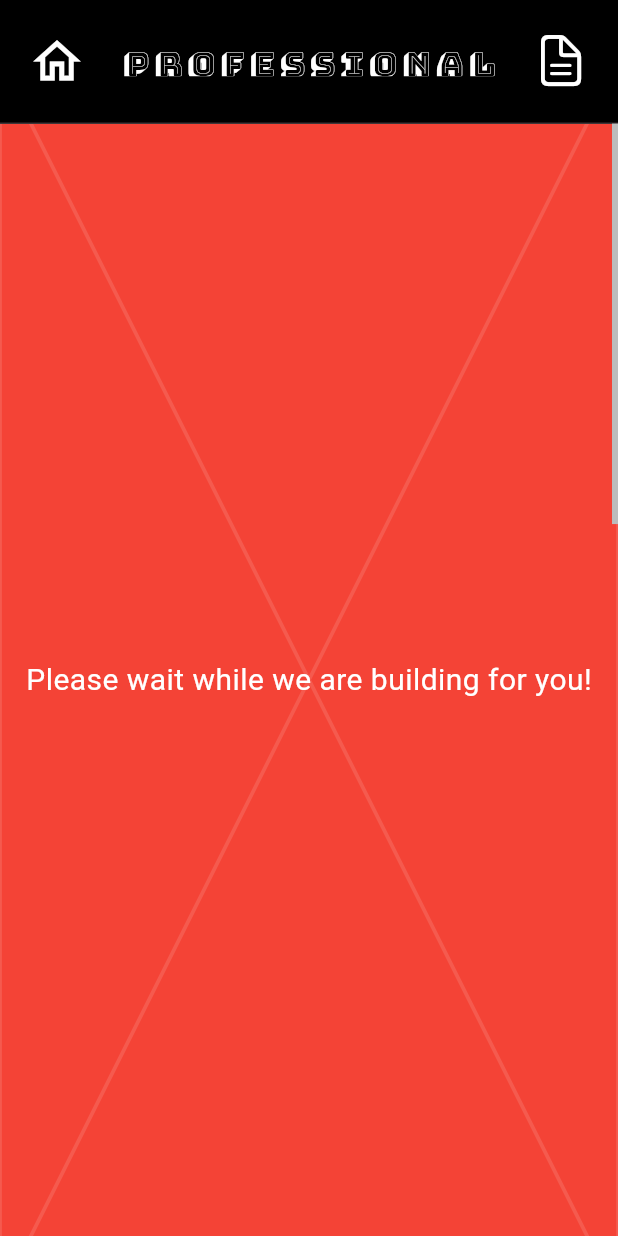
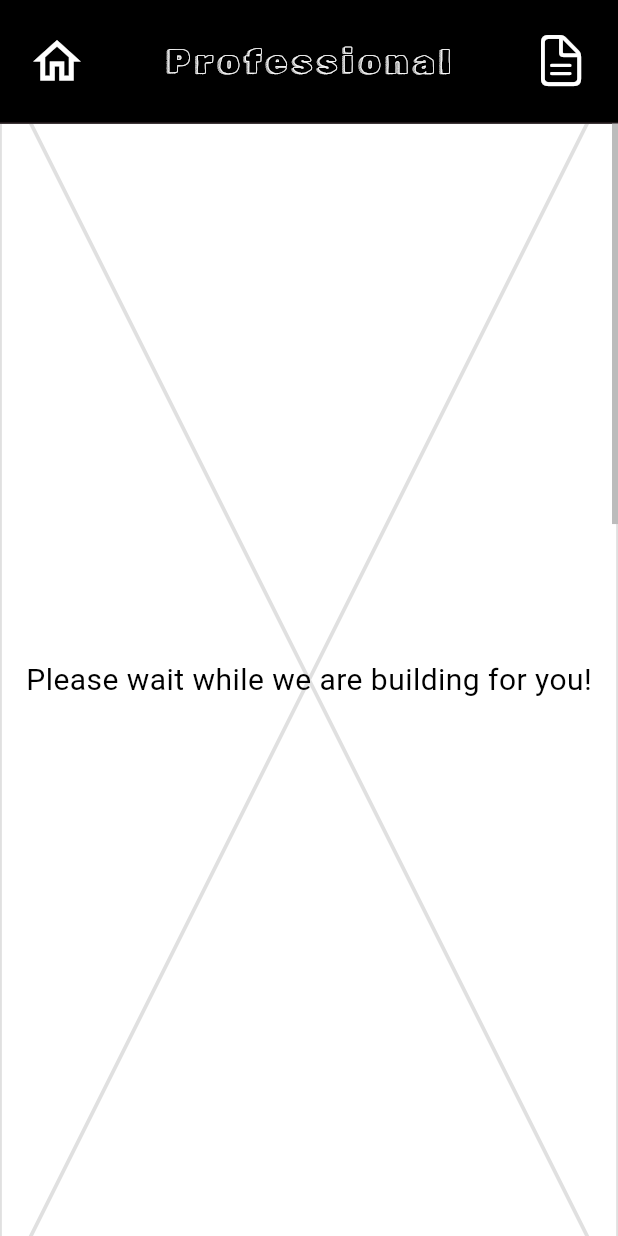
Before and after one commit to siva-ratnakar/home_page, a Flutter app: the ProfessionalPage screen opened by its route, on a phone screen of 412 x 824 dp. Run offline on Flutter 3.47's test engine with Material 3 defaults, Android fonts, the phone set to English and light mode, and no system bars; our stand-ins replace flutter_animate, go_router.

Commit message:
update professional page
- update font of header
- update first container color to white
- refactor some codce
- update cv file name

```diff
--- a/lib/constants/constants.dart
+++ b/lib/constants/constants.dart
@@ -20,8 +20,8 @@ class Constants {
   static const Duration defaultDuration = Duration(milliseconds: 300);
 
   // Professional page related constants
-  static const String siteProfessionalTitleFontFamily = 'BungeeShade';
-  static const String resumePathName = 'Siva_CV.pdf';
+  static const String siteProfessionalTitleFontFamily = 'RubikDoodleShadow';
+  static const String resumePathName = 'cv.pdf';
 
   // Home Life component related constants
   static const lifeFrontImagePath = 'images/life_front.png';
--- a/lib/professional/professional.dart
+++ b/lib/professional/professional.dart
@@ -32,20 +32,27 @@ class ProfessionalPage extends StatelessWidget {
 }
 
 class UnderConstruction extends StatelessWidget {
-  const UnderConstruction({super.key});
+  const UnderConstruction({
+    super.key,
+    this.color = Colors.white12,
+    this.textColor = Colors.white,
+  });
+
+  final Color color;
+  final Color textColor;
 
   @override
   Widget build(BuildContext context) {
-    return const Stack(
+    return Stack(
       children: [
         Placeholder(
-          color: Colors.white12,
+          color: color,
         ),
         Center(
           child: Text(
             'Please wait while we are building for you!',
             style: TextStyle(
-              color: Colors.white,
+              color: textColor,
               fontSize: 16,
             ),
           ),
--- a/lib/professional/src/body.dart
+++ b/lib/professional/src/body.dart
@@ -24,8 +24,11 @@ class ProfessionalBody extends StatelessWidget {
         children: [
           Container(
             width: MediaQuery.sizeOf(context).width * 0.8,
-            color: Colors.red,
-            child: const UnderConstruction(),
+            color: Colors.white,
+            child: const UnderConstruction(
+              color: Colors.black12,
+              textColor: Colors.black,
+            ),
           ),
           Container(
             width: MediaQuery.sizeOf(context).width * 0.8,
--- a/lib/professional/src/header.dart
+++ b/lib/professional/src/header.dart
@@ -3,14 +3,15 @@ part of '../professional.dart';
 class ProfessionalHeader extends StatelessWidget {
   const ProfessionalHeader({super.key});
 
-  final _iconColor = Colors.white;
+  final _foregroundColor = Colors.white;
+  final _backgroundCOlor = Colors.black;
   final _iconSize = 38.0;
   final _iconButtonPadding = EdgeInsets.zero;
 
   @override
   Widget build(BuildContext context) {
     return Container(
-      color: Colors.black,
+      color: _backgroundCOlor,
       height: MediaQuery.sizeOf(context).height * 0.1,
       child: Column(
         mainAxisSize: MainAxisSize.max,
@@ -29,7 +30,7 @@ class ProfessionalHeader extends StatelessWidget {
                       onPressed: () => context.go(NavigationRoutes.home.path),
                       padding: _iconButtonPadding,
                       icon: const Icon(Icons.home_outlined),
-                      color: _iconColor,
+                      color: _foregroundColor,
                       iconSize: _iconSize,
                       tooltip: 'Go Home!',
                     ),
@@ -41,7 +42,7 @@ class ProfessionalHeader extends StatelessWidget {
                       child: FittedBox(
                         // TODO(immadisairaj): adjust sizes once font is fixed
                         child: SizedBox(
-                          height: 53,
+                          height: 60,
                           width: 680,
                           child: Center(
                             child: DefaultTextStyle(
@@ -54,7 +55,7 @@ class ProfessionalHeader extends StatelessWidget {
                                     fontWeight: FontWeight.w500,
                                     letterSpacing:
                                         Constants.siteTitleLetterSpacing,
-                                    color: Colors.white,
+                                    color: _foregroundColor,
                                   ),
                               child: const Text('Professional'),
                               // child: const TitleTextWidget(),
@@ -73,7 +74,7 @@ class ProfessionalHeader extends StatelessWidget {
                       padding: _iconButtonPadding,
                       icon: const Icon(CupertinoIcons.doc_text),
                       iconSize: _iconSize,
-                      color: _iconColor,
+                      color: _foregroundColor,
                       tooltip: 'View CV/Resumé',
                     ),
                   ),
--- a/pubspec.yaml
+++ b/pubspec.yaml
@@ -88,9 +88,9 @@ flutter:
     - family: IrishGrover
       fonts:
         - asset: fonts/IrishGrover.ttf
-    - family: BungeeShade
+    - family: RubikDoodleShadow
       fonts:
-        - asset: fonts/BungeeShade.ttf
+        - asset: fonts/RubikDoodleShadow.ttf
   #       - asset: fonts/Schyler-Italic.ttf
   #         style: italic
   #   - family: Trajan Pro
```
Also changed, not shown: fonts/BungeeShade.ttf (deleted), fonts/RubikDoodleShadow.ttf (added), 2 other files.
